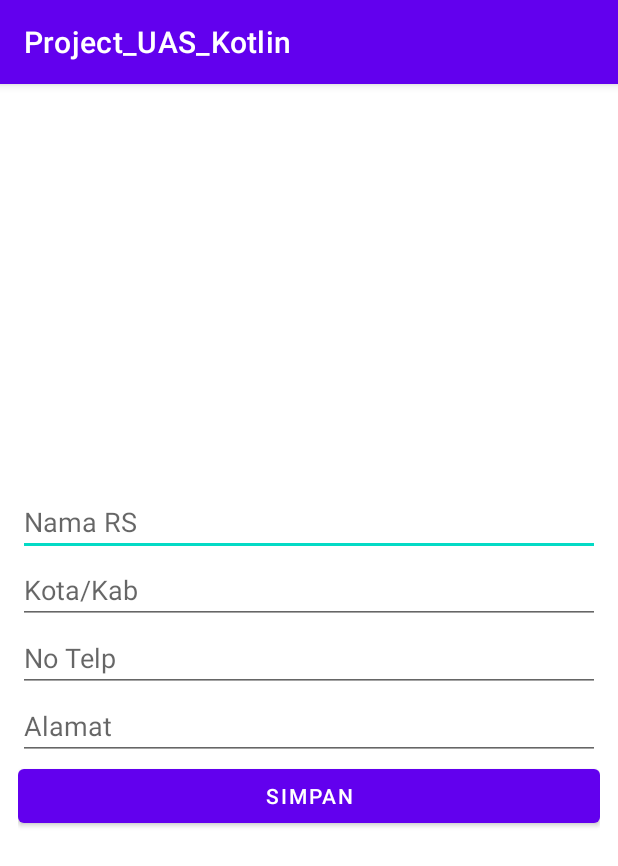
After one commit to tutikqomariah/project_uas, an Android app: the CreateActivity screen opened directly, with no data from a screen before it, on a phone screen of 412 x 824 dp. The commit adds this screen. Shown: the top 866 px of the screen. Run offline under Robolectric (Android 15) with nearby library versions, the phone set to English and light mode, and no system bars.

Commit message:
Menambahkan CreateActivity

```diff
--- a/app/src/main/AndroidManifest.xml
+++ b/app/src/main/AndroidManifest.xml
@@ -9,6 +9,7 @@
         android:roundIcon="@mipmap/ic_launcher_round"
         android:supportsRtl="true"
         android:theme="@style/Theme.Project_UAS_Kotlin">
+        <activity android:name=".CreateActivity"></activity>
         <activity android:name=".LoginActivity">
             <intent-filter>
                 <action android:name="android.intent.action.MAIN" />
--- /dev/null
+++ b/app/src/main/java/com/tutik/project_uas_kotlin/CreateActivity.kt
@@ -0,0 +1,11 @@
+package com.tutik.project_uas_kotlin
+
+import androidx.appcompat.app.AppCompatActivity
+import android.os.Bundle
+
+class CreateActivity : AppCompatActivity() {
+    override fun onCreate(savedInstanceState: Bundle?) {
+        super.onCreate(savedInstanceState)
+        setContentView(R.layout.activity_create)
+    }
+}
--- /dev/null
+++ b/app/src/main/res/layout/activity_create.xml
@@ -0,0 +1,50 @@
+<?xml version="1.0" encoding="utf-8"?>
+<RelativeLayout xmlns:android="http://schemas.android.com/apk/res/android"
+    xmlns:tools="http://schemas.android.com/tools"
+    android:layout_width="match_parent"
+    android:layout_height="match_parent"
+    android:layout_margin="12dp"
+    tools:context=".MainActivity">
+
+    <LinearLayout android:layout_width="match_parent"
+    android:layout_height="match_parent"
+    android:gravity="center"
+    android:orientation="vertical">
+
+        <EditText
+            android:id="@+id/nama"
+            android:layout_width="match_parent"
+            android:layout_height="wrap_content"
+            android:ems="10"
+            android:hint="Nama RS"
+            android:inputType="number" />
+        <EditText
+            android:id="@+id/kota"
+            android:layout_width="match_parent"
+            android:layout_height="wrap_content"
+            android:ems="10"
+            android:hint="Kota/Kab"
+            android:inputType="number" />
+        <EditText
+            android:id="@+id/notelp"
+            android:layout_width="match_parent"
+            android:layout_height="wrap_content"
+            android:ems="10"
+            android:hint="No Telp"
+            android:inputType="textPersonName" />
+        <EditText
+            android:id="@+id/alamat"
+            android:layout_width="match_parent"
+            android:layout_height="wrap_content"
+            android:ems="10"
+            android:hint="Alamat"
+            android:inputType="textPersonName" />
+        <Button
+            android:id="@+id/simpan"
+            android:layout_width="match_parent"
+            android:layout_height="wrap_content"
+            android:text="Simpan" />
+
+    </LinearLayout>
+
+</RelativeLayout>
```
Also changed, not shown: app/src/main/java/com/tutik/project_uas_kotlin/MainActivity.kt (+5 -4 lines), app/src/main/res/layout/activity_main.xml (+25 -35 lines).
